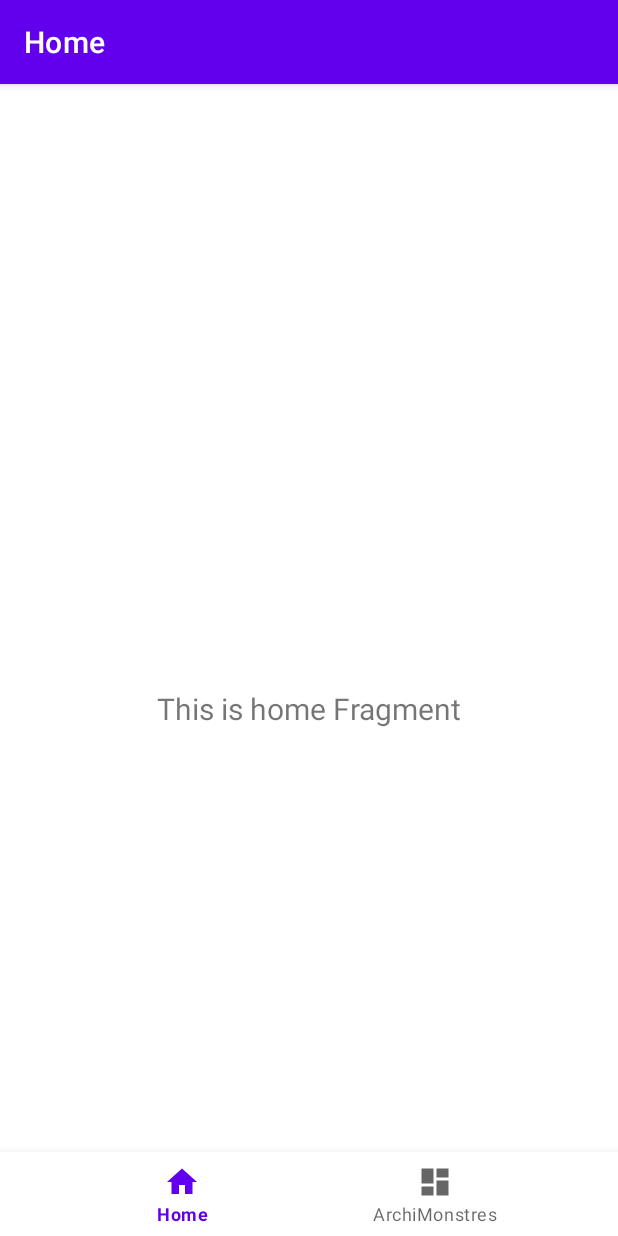
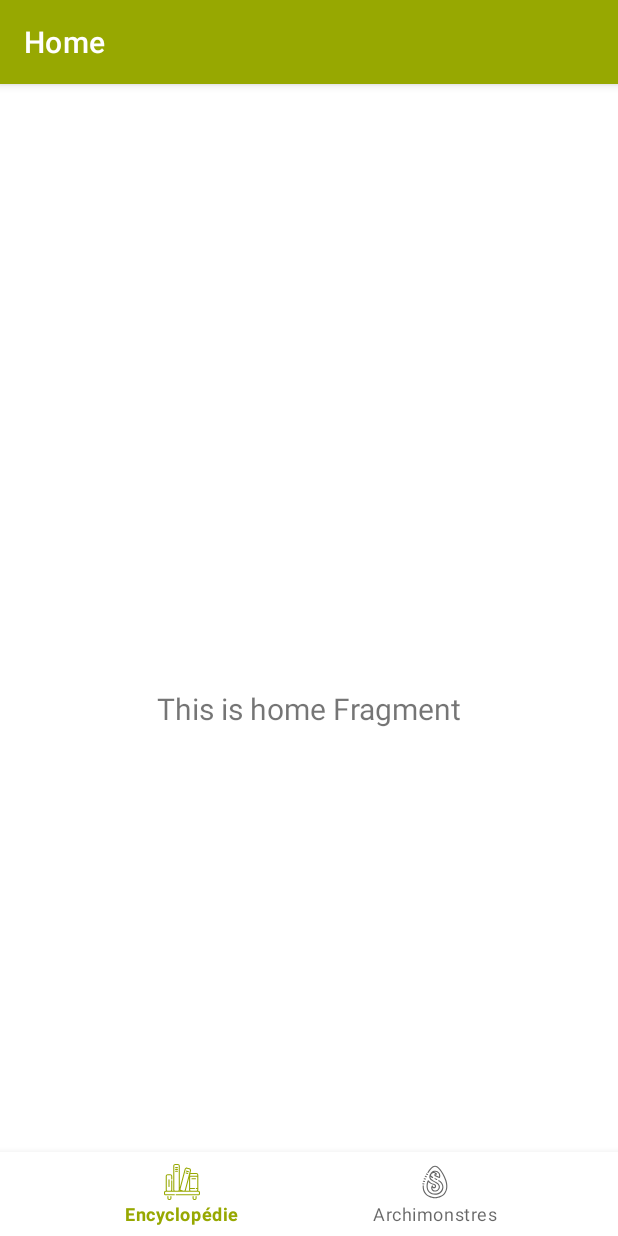
Before and after one commit to evilsquids/encyclopedia-dofus, an Android app: the screen it shows after launch (MainActivity), on a phone screen of 412 x 824 dp. Run offline under Robolectric (Android 15) with nearby library versions, the phone set to English and light mode, and no system bars; our stand-ins replace navigation-ui.

Commit message:
added colors & changed theme & refacto on names

```diff
--- a/app/src/main/java/com/champion/theo/encyclopedia_dofus/MainActivity.kt
+++ b/app/src/main/java/com/champion/theo/encyclopedia_dofus/MainActivity.kt
@@ -3,6 +3,7 @@ package com.champion.theo.encyclopedia_dofus
 import android.os.Bundle
 import androidx.appcompat.app.AppCompatActivity
 import androidx.navigation.findNavController
+import androidx.navigation.fragment.NavHostFragment
 import androidx.navigation.ui.AppBarConfiguration
 import androidx.navigation.ui.setupActionBarWithNavController
 import androidx.navigation.ui.setupWithNavController
@@ -13,14 +14,15 @@ class MainActivity : AppCompatActivity() {
     override fun onCreate(savedInstanceState: Bundle?) {
         super.onCreate(savedInstanceState)
         setContentView(R.layout.activity_main)
+
         val navView: BottomNavigationView = findViewById(R.id.nav_view)
-
-        val navController = findNavController(R.id.nav_host_fragment)
+        val navHostFragment = supportFragmentManager.findFragmentById(R.id.nav_host_fragment) as NavHostFragment
+        val navController = navHostFragment.navController
         // Passing each menu ID as a set of Ids because each
         // menu should be considered as top level destinations.
         val appBarConfiguration = AppBarConfiguration(
             setOf(
-                R.id.navigation_home, R.id.navigation_archmonster
+                R.id.navigation_encyclopedia, R.id.navigation_archmonsters
             )
         )
         setupActionBarWithNavController(navController, appBarConfiguration)
--- a/app/src/main/java/com/champion/theo/encyclopedia_dofus/ui/archMonster/ArchMonsterViewModel.kt
+++ b/app/src/main/java/com/champion/theo/encyclopedia_dofus/ui/archmonsters/ArchmonstersViewModel.kt
@@ -1,4 +1,4 @@
-package com.champion.theo.encyclopedia_dofus.ui.archMonster
+package com.champion.theo.encyclopedia_dofus.ui.archmonsters
 
 import androidx.lifecycle.LiveData
 import androidx.lifecycle.MutableLiveData
@@ -7,7 +7,7 @@ import com.champion.theo.encyclopedia_dofus.models.Monster
 import com.champion.theo.encyclopedia_dofus.repositories.MonsterRepository
 import java.util.concurrent.Executors
 
-class ArchMonsterViewModel : ViewModel() {
+class ArchmonstersViewModel : ViewModel() {
 
     private val repository: MonsterRepository = MonsterRepository.getInstance()
     private val _monsters = MutableLiveData<List<Monster>>()
--- /dev/null
+++ b/app/src/main/java/com/champion/theo/encyclopedia_dofus/ui/encyclopedia/EncyclopediaFragment.kt
@@ -0,0 +1,36 @@
+package com.champion.theo.encyclopedia_dofus.ui.encyclopedia
+
+import android.os.Bundle
+import android.view.LayoutInflater
+import android.view.View
+import android.view.ViewGroup
+import android.widget.TextView
+import androidx.fragment.app.Fragment
+import androidx.lifecycle.Observer
+import androidx.lifecycle.ViewModelProvider
+import com.champion.theo.encyclopedia_dofus.R
+
+class EncyclopediaFragment : Fragment() {
+
+    private lateinit var encyclopediaViewModel: EncyclopediaViewModel
+
+    override fun onCreateView(
+        inflater: LayoutInflater,
+        container: ViewGroup?,
+        savedInstanceState: Bundle?
+    ): View? {
+        encyclopediaViewModel =
+            ViewModelProvider(this).get(EncyclopediaViewModel::class.java)
+        val root = inflater.inflate(R.layout.fragment_encyclopedia, container, false)
+        val textView: TextView = root.findViewById(R.id.text_encyclopedia)
+
+        encyclopediaViewModel.text.observe(
+            viewLifecycleOwner,
+            Observer {
+                textView.text = it
+            }
+        )
+
+        return root
+    }
+}
--- a/app/src/main/java/com/champion/theo/encyclopedia_dofus/ui/home/HomeViewModel.kt
+++ b/app/src/main/java/com/champion/theo/encyclopedia_dofus/ui/encyclopedia/EncyclopediaViewModel.kt
@@ -1,10 +1,10 @@
-package com.champion.theo.encyclopedia_dofus.ui.home
+package com.champion.theo.encyclopedia_dofus.ui.encyclopedia
 
 import androidx.lifecycle.LiveData
 import androidx.lifecycle.MutableLiveData
 import androidx.lifecycle.ViewModel
 
-class HomeViewModel : ViewModel() {
+class EncyclopediaViewModel : ViewModel() {
 
     private val _text = MutableLiveData<String>().apply {
         value = "This is home Fragment"
--- a/app/src/main/java/com/champion/theo/encyclopedia_dofus/ui/home/HomeFragment.kt
+++ /dev/null
@@ -1,31 +0,0 @@
-package com.champion.theo.encyclopedia_dofus.ui.home
-
-import android.os.Bundle
-import android.view.LayoutInflater
-import android.view.View
-import android.view.ViewGroup
-import android.widget.TextView
-import androidx.fragment.app.Fragment
-import androidx.lifecycle.Observer
-import androidx.lifecycle.ViewModelProvider
-import com.champion.theo.encyclopedia_dofus.R
-
-class HomeFragment : Fragment() {
-
-    private lateinit var homeViewModel: HomeViewModel
-
-    override fun onCreateView(
-            inflater: LayoutInflater,
-            container: ViewGroup?,
-            savedInstanceState: Bundle?
-    ): View? {
-        homeViewModel =
-                ViewModelProvider(this).get(HomeViewModel::class.java)
-        val root = inflater.inflate(R.layout.fragment_home, container, false)
-        val textView: TextView = root.findViewById(R.id.text_home)
-        homeViewModel.text.observe(viewLifecycleOwner, Observer {
-            textView.text = it
-        })
-        return root
-    }
-}
--- a/app/src/main/res/layout/activity_main.xml
+++ b/app/src/main/res/layout/activity_main.xml
@@ -18,7 +18,7 @@
         app:layout_constraintRight_toRightOf="parent"
         app:menu="@menu/bottom_nav_menu" />
 
-    <fragment
+    <androidx.fragment.app.FragmentContainerView
         android:id="@+id/nav_host_fragment"
         android:name="androidx.navigation.fragment.NavHostFragment"
         android:layout_width="match_parent"
--- a/app/src/main/res/layout/fragment_home.xml
+++ b/app/src/main/res/layout/fragment_archmonsters.xml
@@ -4,10 +4,10 @@
     xmlns:tools="http://schemas.android.com/tools"
     android:layout_width="match_parent"
     android:layout_height="match_parent"
-    tools:context=".ui.home.HomeFragment">
+    tools:context=".ui.archmonsters.ArchmonstersFragment">
 
     <TextView
-        android:id="@+id/text_home"
+        android:id="@+id/text_archmonsters"
         android:layout_width="match_parent"
         android:layout_height="wrap_content"
         android:layout_marginStart="8dp"
--- a/app/src/main/res/layout/fragment_archmonster.xml
+++ b/app/src/main/res/layout/fragment_encyclopedia.xml
@@ -4,10 +4,10 @@
     xmlns:tools="http://schemas.android.com/tools"
     android:layout_width="match_parent"
     android:layout_height="match_parent"
-    tools:context=".ui.archMonster.ArchMonsterFragment">
+    tools:context=".ui.encyclopedia.EncyclopediaFragment">
 
     <TextView
-        android:id="@+id/text_dashboard"
+        android:id="@+id/text_encyclopedia"
         android:layout_width="match_parent"
         android:layout_height="wrap_content"
         android:layout_marginStart="8dp"
--- a/app/src/main/res/menu/bottom_nav_menu.xml
+++ b/app/src/main/res/menu/bottom_nav_menu.xml
@@ -2,13 +2,13 @@
 <menu xmlns:android="http://schemas.android.com/apk/res/android">
 
     <item
-        android:id="@+id/navigation_home"
-        android:icon="@drawable/ic_home_black_24dp"
-        android:title="@string/title_home" />
+        android:id="@+id/navigation_encyclopedia"
+        android:icon="@drawable/ic_icon_bookshelf"
+        android:title="@string/title_encyclopedia" />
 
     <item
-        android:id="@+id/navigation_archmonster"
-        android:icon="@drawable/ic_dashboard_black_24dp"
-        android:title="@string/archmonster" />
+        android:id="@+id/navigation_archmonsters"
+        android:icon="@drawable/ic_icon_dofus"
+        android:title="@string/title_archmonsters" />
 
 </menu>
--- a/app/src/main/res/navigation/mobile_navigation.xml
+++ b/app/src/main/res/navigation/mobile_navigation.xml
@@ -3,18 +3,18 @@
     xmlns:app="http://schemas.android.com/apk/res-auto"
     xmlns:tools="http://schemas.android.com/tools"
     android:id="@+id/mobile_navigation"
-    app:startDestination="@+id/navigation_home">
+    app:startDestination="@+id/navigation_encyclopedia">
 
     <fragment
-        android:id="@+id/navigation_home"
-        android:name="com.champion.theo.encyclopedia_dofus.ui.home.HomeFragment"
+        android:id="@+id/navigation_encyclopedia"
+        android:name="com.champion.theo.encyclopedia_dofus.ui.encyclopedia.EncyclopediaFragment"
         android:label="@string/title_home"
-        tools:layout="@layout/fragment_home" />
+        tools:layout="@layout/fragment_encyclopedia" />
 
     <fragment
-        android:id="@+id/navigation_archmonster"
-        android:name="com.champion.theo.encyclopedia_dofus.ui.archMonster.ArchMonsterFragment"
-        android:label="@string/archmonster"
-        tools:layout="@layout/fragment_archMonster" />
+        android:id="@+id/navigation_archmonsters"
+        android:name="com.champion.theo.encyclopedia_dofus.ui.archmonsters.ArchmonstersFragment"
+        android:label="@string/title_archmonsters"
+        tools:layout="@layout/fragment_archmonsters" />
 
 </navigation>
--- a/app/src/main/res/values-night/themes.xml
+++ b/app/src/main/res/values-night/themes.xml
@@ -2,12 +2,12 @@
     <!-- Base application theme. -->
     <style name="Theme.Encyclopediadofus" parent="Theme.MaterialComponents.DayNight.DarkActionBar">
         <!-- Primary brand color. -->
-        <item name="colorPrimary">@color/purple_200</item>
-        <item name="colorPrimaryVariant">@color/purple_700</item>
+        <item name="colorPrimary">@color/green_200</item>
+        <item name="colorPrimaryVariant">@color/green_700</item>
         <item name="colorOnPrimary">@color/black</item>
         <!-- Secondary brand color. -->
-        <item name="colorSecondary">@color/teal_200</item>
-        <item name="colorSecondaryVariant">@color/teal_200</item>
+        <item name="colorSecondary">@color/orange_200</item>
+        <item name="colorSecondaryVariant">@color/orange_500</item>
         <item name="colorOnSecondary">@color/black</item>
         <!-- Status bar color. -->
         <item name="android:statusBarColor" tools:targetApi="l">?attr/colorPrimaryVariant</item>
--- a/app/src/main/res/values/colors.xml
+++ b/app/src/main/res/values/colors.xml
@@ -1,5 +1,20 @@
 <?xml version="1.0" encoding="utf-8"?>
 <resources>
+<!-- CLASSES -->
+    <color name="class_1_500">#FFE2AF5B</color>
+    <color name="class_1_700">#FFAA8447</color>
+
+<!-- CUSTOM -->
+
+    <color name="green_200">#FFB2C600</color>
+    <color name="green_500">#FF97A801</color>
+    <color name="green_700">#FF7D8B02</color>
+    <color name="orange_200">#FFFFA53C</color>
+    <color name="orange_500">#FFFE9418</color>
+    <color name="orange_700">#FFE28519</color>
+
+<!-- NATIVE -->
+
     <color name="purple_200">#FFBB86FC</color>
     <color name="purple_500">#FF6200EE</color>
     <color name="purple_700">#FF3700B3</color>
--- a/app/src/main/res/values/strings.xml
+++ b/app/src/main/res/values/strings.xml
@@ -1,7 +1,6 @@
 <resources>
     <string name="app_name">encyclopedia-dofus</string>
-    <string name="archmonster">ArchiMonstres</string>
     <string name="title_home">Home</string>
-    <string name="title_dashboard">Dashboard</string>
-    <string name="title_notifications">Notifications</string>
+    <string name="title_encyclopedia">Encyclopédie</string>
+    <string name="title_archmonsters">Archimonstres</string>
 </resources>
--- a/app/src/main/res/values/themes.xml
+++ b/app/src/main/res/values/themes.xml
@@ -2,12 +2,12 @@
     <!-- Base application theme. -->
     <style name="Theme.Encyclopediadofus" parent="Theme.MaterialComponents.DayNight.DarkActionBar">
         <!-- Primary brand color. -->
-        <item name="colorPrimary">@color/purple_500</item>
-        <item name="colorPrimaryVariant">@color/purple_700</item>
+        <item name="colorPrimary">@color/green_500</item>
+        <item name="colorPrimaryVariant">@color/green_700</item>
         <item name="colorOnPrimary">@color/white</item>
         <!-- Secondary brand color. -->
-        <item name="colorSecondary">@color/teal_200</item>
-        <item name="colorSecondaryVariant">@color/teal_700</item>
+        <item name="colorSecondary">@color/orange_200</item>
+        <item name="colorSecondaryVariant">@color/orange_700</item>
         <item name="colorOnSecondary">@color/black</item>
         <!-- Status bar color. -->
         <item name="android:statusBarColor" tools:targetApi="l">?attr/colorPrimaryVariant</item>
```
Also changed, not shown: app/build.gradle (+4 -4 lines), app/src/main/java/com/champion/theo/encyclopedia_dofus/ui/archMonster/ArchMonsterFragment.kt (deleted, +0 -39 lines), app/src/main/java/com/champion/theo/encyclopedia_dofus/ui/archmonsters/ArchmonstersFragment.kt (added, +40 -0 lines).
